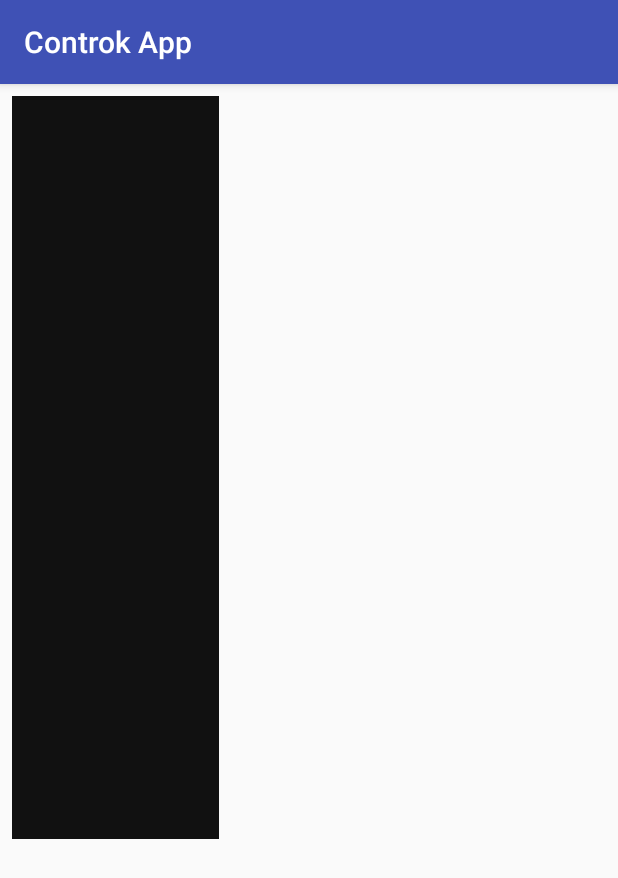
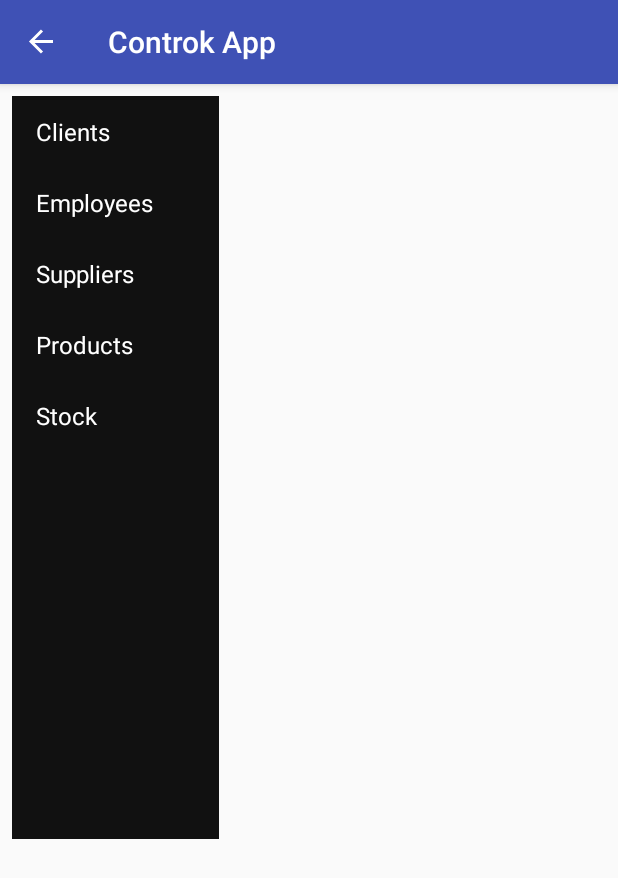
Before and after one commit to controk-sys/frontend-android, an Android app: the screen it shows after launch (MainActivity), with the side drawer open, on a phone screen of 412 x 824 dp. Shown: the top 878 px of the screen. Run offline under Robolectric (Android 15) with nearby library versions, the phone set to English and light mode, and no system bars.

Commit message:
:sparkles: Functional (but ugly) side menu.

```diff
--- a/app/src/main/java/com/example/jourdanrodrigues/controk/MainActivity.java
+++ b/app/src/main/java/com/example/jourdanrodrigues/controk/MainActivity.java
@@ -1,24 +1,102 @@
 package com.example.jourdanrodrigues.controk;
 
+import android.content.res.Configuration;
 import android.os.Bundle;
 import android.support.v4.widget.DrawerLayout;
+import android.support.v7.app.ActionBarDrawerToggle;
 import android.support.v7.app.AppCompatActivity;
+import android.view.View;
+import android.widget.AdapterView;
 import android.widget.ArrayAdapter;
 import android.widget.ListView;
 
 public class MainActivity extends AppCompatActivity {
+    private String[] mMenuEntries;
+    private DrawerLayout mDrawerLayout;
+    private ListView mDrawerList;
+    private ActionBarDrawerToggle mDrawerToggle;
+    private CharSequence mDrawerTitle;
+    private CharSequence mTitle;
+
     @Override
     protected void onCreate(Bundle savedInstanceState) {
         super.onCreate(savedInstanceState);
         setContentView(R.layout.activity_main);
 
-        String[] mMenuEntries = getResources().getStringArray(R.array.menu_entries);
-        DrawerLayout mDrawerLayout = (DrawerLayout) findViewById(R.id.drawer_layout);
-        ListView mDrawerList = (ListView) findViewById(R.id.left_drawer);
+        mMenuEntries = getResources().getStringArray(R.array.menu_entries);
+        mDrawerLayout = (DrawerLayout) findViewById(R.id.drawer_layout);
+        mDrawerList = (ListView) findViewById(R.id.left_drawer);
 
-//        // Set the adapter for the list view
-//        mDrawerList.setAdapter(new ArrayAdapter<String>(this, R.layout.drawer_list_item, mMenuEntries));
-//        // Set the list's click listener
-//        mDrawerList.setOnItemClickListener(new DrawerItemClickListener());
+        // Set the adapter for the list view
+        mDrawerList.setAdapter(new ArrayAdapter<>(this, R.layout.drawer_list_item, mMenuEntries));
+        // Set the list's click listener
+        mDrawerList.setOnItemClickListener(new DrawerItemClickListener());
+        mTitle = mDrawerTitle = getTitle();
+        mDrawerLayout = (DrawerLayout) findViewById(R.id.drawer_layout);
+
+        mDrawerToggle = new ActionBarDrawerToggle(this, mDrawerLayout, R.string.drawer_open, R.string.drawer_close) {
+            public void onDrawerClosed(View view) {
+                super.onDrawerClosed(view);
+                if (getSupportActionBar() != null) {
+                    // Solution source: https://stackoverflow.com/a/35719588/4694834
+                    getSupportActionBar().setTitle(mTitle);
+                }
+                invalidateOptionsMenu(); // creates call to onPrepareOptionsMenu()
+            }
+
+            public void onDrawerOpened(View drawerView) {
+                super.onDrawerOpened(drawerView);
+                if (getSupportActionBar() != null) {
+                    getSupportActionBar().setTitle(mDrawerTitle);
+                }
+                invalidateOptionsMenu(); // creates call to onPrepareOptionsMenu()
+            }
+        };
+
+        // Set the drawer toggle as the DrawerListener
+        mDrawerLayout.addDrawerListener(mDrawerToggle);
+
+        if (getSupportActionBar() != null) {
+            getSupportActionBar().setDisplayHomeAsUpEnabled(true);
+            getSupportActionBar().setHomeButtonEnabled(true);
+        }
+    }
+
+    @Override
+    protected void onPostCreate(Bundle savedInstanceState) {
+        super.onPostCreate(savedInstanceState);
+        // Sync the toggle state after onRestoreInstanceState has occurred.
+        mDrawerToggle.syncState();
+    }
+
+    @Override
+    public void onConfigurationChanged(Configuration newConfig) {
+        super.onConfigurationChanged(newConfig);
+        mDrawerToggle.onConfigurationChanged(newConfig);
+    }
+
+    private class DrawerItemClickListener implements ListView.OnItemClickListener {
+        @Override
+        public void onItemClick(AdapterView<?> parent, View view, int position, long id) {
+            selectItem(position);
+        }
+    }
+
+    /**
+     * Swaps fragments in the main content view
+     */
+    private void selectItem(int position) {
+        // Highlight the selected item, update the title, and close the drawer
+        mDrawerList.setItemChecked(position, true);
+        setTitle(mMenuEntries[position]);
+        mDrawerLayout.closeDrawer(mDrawerList);
+    }
+
+    @Override
+    public void setTitle(CharSequence title) {
+        mTitle = title;
+        if (getSupportActionBar() != null) {
+            getSupportActionBar().setTitle(mTitle);
+        }
     }
 }
--- a/app/src/main/res/values/strings.xml
+++ b/app/src/main/res/values/strings.xml
@@ -1,5 +1,7 @@
 <resources>
     <string name="app_name">Controk App</string>
+    <string name="drawer_open">Open navigation drawer</string>
+    <string name="drawer_close">Close navigation drawer</string>
     <string-array name="menu_entries">
         <item>Clients</item>
         <item>Employees</item>
```
